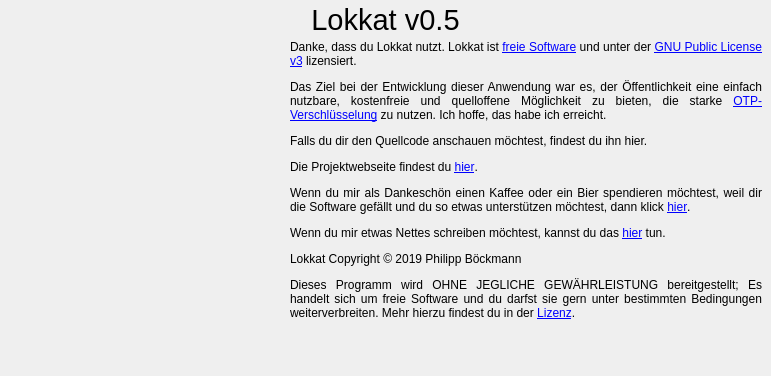
Above: gui/about.ui from redneptun/lokkat before the change. Below: the same form after it.
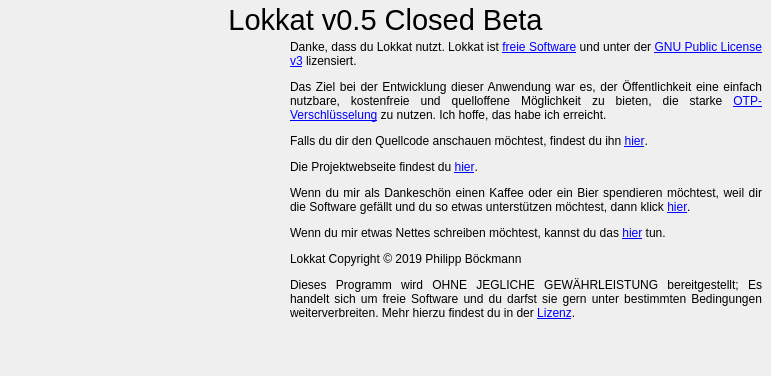
That is the form after the change. Icons and pictures are not drawn.

The edit to the form file:
```diff
--- a/gui/about.ui
+++ b/gui/about.ui
@@ -61,7 +61,7 @@
       </font>
      </property>
      <property name="text">
-      <string>Lokkat v0.5</string>
+      <string>Lokkat v0.5 Closed Beta</string>
      </property>
      <property name="textFormat">
       <enum>Qt::RichText</enum>
@@ -207,7 +207,7 @@
 &lt;/style&gt;&lt;/head&gt;&lt;body style=&quot; font-family:'Noto Sans'; font-size:9pt; font-weight:400; font-style:normal;&quot;&gt;
 &lt;p style=&quot; margin-top:12px; margin-bottom:12px; margin-left:0px; margin-right:0px; -qt-block-indent:0; text-indent:0px;&quot;&gt;Danke, dass du Lokkat nutzt. Lokkat ist &lt;a href=&quot;https://de.wikipedia.org/wiki/Freie_Software&quot;&gt;&lt;span style=&quot; text-decoration: underline; color:#0000ff;&quot;&gt;freie Software&lt;/span&gt;&lt;/a&gt; und unter der &lt;a href=&quot;https://www.gnu.org/licenses/gpl-3.0.html&quot;&gt;&lt;span style=&quot; text-decoration: underline; color:#0000ff;&quot;&gt;GNU Public License v3&lt;/span&gt;&lt;/a&gt; lizensiert. &lt;/p&gt;
 &lt;p style=&quot; margin-top:12px; margin-bottom:12px; margin-left:0px; margin-right:0px; -qt-block-indent:0; text-indent:0px;&quot;&gt;Das Ziel bei der Entwicklung dieser Anwendung war es, der Öffentlichkeit eine einfach nutzbare, kostenfreie und quelloffene Möglichkeit zu bieten, die starke &lt;a href=&quot;https://de.wikipedia.org/wiki/One-Time-Pad&quot;&gt;&lt;span style=&quot; text-decoration: underline; color:#0000ff;&quot;&gt;OTP-Verschlüsselung&lt;/span&gt;&lt;/a&gt; zu nutzen. Ich hoffe, das habe ich erreicht.&lt;/p&gt;
-&lt;p style=&quot; margin-top:12px; margin-bottom:12px; margin-left:0px; margin-right:0px; -qt-block-indent:0; text-indent:0px;&quot;&gt;Falls du dir den Quellcode anschauen möchtest, findest du ihn hier.&lt;/p&gt;
+&lt;p style=&quot; margin-top:12px; margin-bottom:12px; margin-left:0px; margin-right:0px; -qt-block-indent:0; text-indent:0px;&quot;&gt;Falls du dir den Quellcode anschauen möchtest, findest du ihn &lt;a href=&quot;https://github.com/redneptun/lokkat&quot;&gt;&lt;span style=&quot; text-decoration: underline; color:#0000ff;&quot;&gt;hier&lt;/span&gt;&lt;/a&gt;.&lt;/p&gt;
 &lt;p style=&quot; margin-top:12px; margin-bottom:12px; margin-left:0px; margin-right:0px; -qt-block-indent:0; text-indent:0px;&quot;&gt;Die Projektwebseite findest du &lt;a href=&quot;http://redneptun.net/Lokkat&quot;&gt;&lt;span style=&quot; text-decoration: underline; color:#0000ff;&quot;&gt;hier&lt;/span&gt;&lt;/a&gt;.&lt;/p&gt;
 &lt;p style=&quot; margin-top:12px; margin-bottom:12px; margin-left:0px; margin-right:0px; -qt-block-indent:0; text-indent:0px;&quot;&gt;Wenn du mir als Dankeschön einen Kaffee oder ein Bier spendieren möchtest, weil dir die Software gefällt und du so etwas unterstützen möchtest, dann klick &lt;a href=&quot;https://www.paypal.com/signin?returnUri=https://www.paypal.com/myaccount/transfer/send/external/ppme?profile%3Dredneptun%26currencyCode%3DEUR%26amount%3D3.5%26locale.x%3Den-US%26country.x%3DUS%26flowType%3Dsend&amp;amp;onboardData=%7B%22country.x%22%3A%22US%22%2C%22locale.x%22%3A%22en-US%22%2C%22intent%22%3A%22paypalme%22%2C%22redirect_url%22%3A%22https%3A%2F%2Fwww.paypal.com%2Fmyaccount%2Ftransfer%2Fsend%2Fexternal%2Fppme%3Fprofile%253Dredneptun%2526currencyCode%253DEUR%2526amount%253D3.5%2526locale.x%253Den-US%2526country.x%253DUS%2526flowType%253Dsend%22%2C%22sendMoneyText%22%3A%22Philipp%2520B%25C3%25B6ckmann%2520%25E2%2582%25AC3.50%22%7D&quot;&gt;&lt;span style=&quot; text-decoration: underline; color:#0000ff;&quot;&gt;hier&lt;/span&gt;&lt;/a&gt;.&lt;/p&gt;
 &lt;p style=&quot; margin-top:12px; margin-bottom:12px; margin-left:0px; margin-right:0px; -qt-block-indent:0; text-indent:0px;&quot;&gt;Wenn du mir etwas Nettes schreiben möchtest, kannst du das &lt;a href=&quot;mailto:lokkat@redneptun.net&quot;&gt;&lt;span style=&quot; text-decoration: underline; color:#0000ff;&quot;&gt;hier&lt;/span&gt;&lt;/a&gt; tun.&lt;/p&gt;
```
